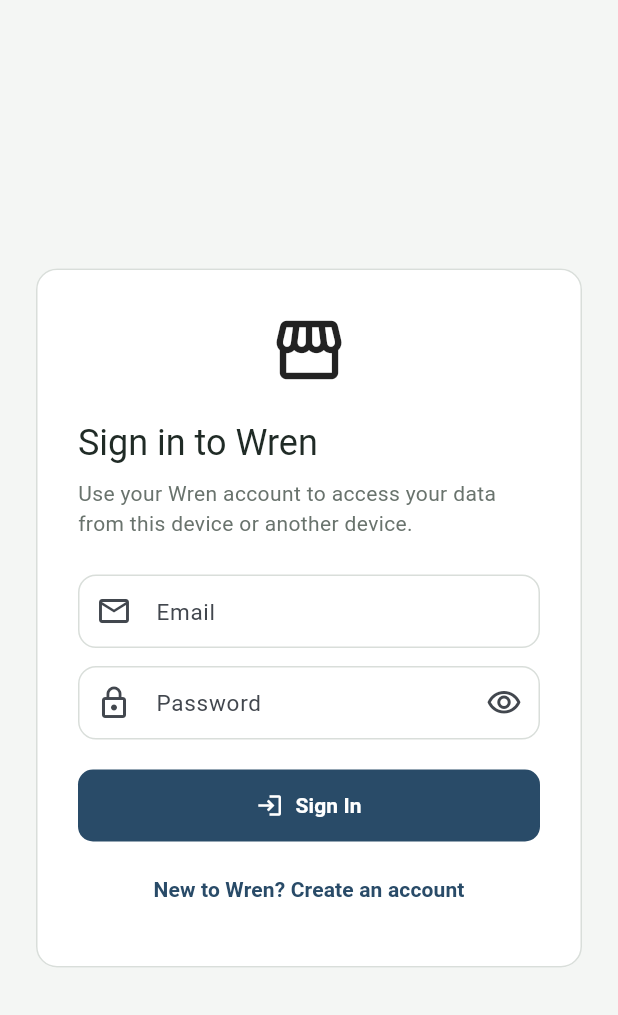
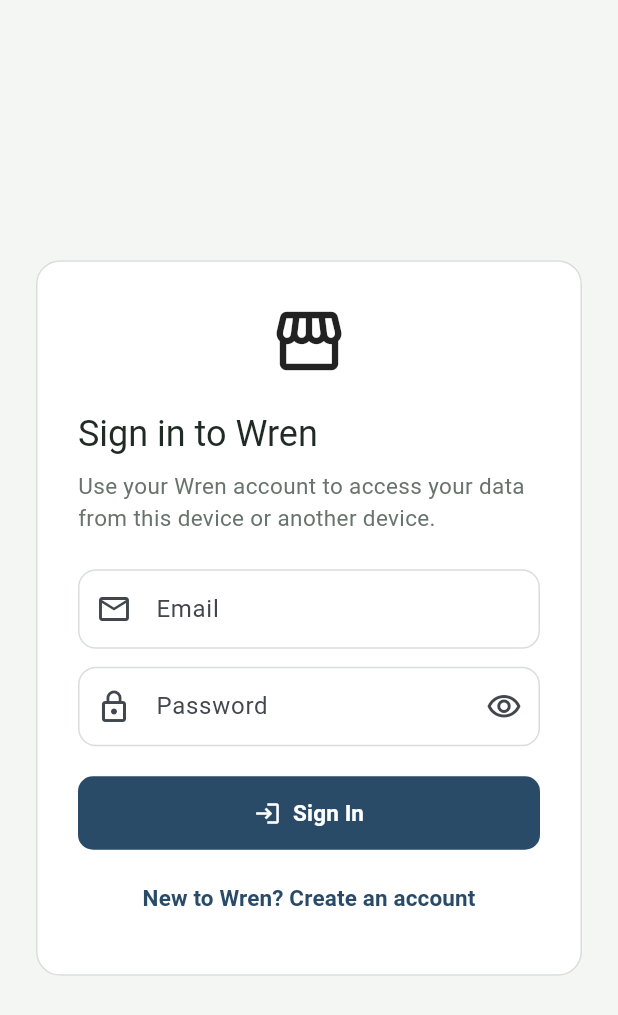
Before and after one commit to panashegwapedza/ASAM, a Flutter app: the screen it shows after launch, on a phone screen of 412 x 824 dp. Shown: the top 1015 px of the screen. Run offline on Flutter 3.47's test engine with Material 3 defaults, Android fonts, the phone set to English and light mode, and no system bars; our stand-ins replace supabase_flutter; accounts and stored records are empty; Roboto replaces fonts that are missing (Arial).

Commit message:
Polish Wren typography and component sizing

```diff
--- a/lib/app/theme/app_theme.dart
+++ b/lib/app/theme/app_theme.dart
@@ -28,27 +28,27 @@
       scaffoldBackgroundColor: canvas,
       fontFamily: 'Arial',
       textTheme: const TextTheme(
-        headlineLarge: TextStyle(fontSize: 32, fontWeight: FontWeight.w700, color: ink),
-        headlineMedium: TextStyle(fontSize: 28, fontWeight: FontWeight.w700, color: ink),
-        titleLarge: TextStyle(fontSize: 20, fontWeight: FontWeight.w700, color: ink),
-        titleMedium: TextStyle(fontSize: 16, fontWeight: FontWeight.w700, color: ink),
-        bodyLarge: TextStyle(fontSize: 15, color: ink),
-        bodyMedium: TextStyle(fontSize: 14, color: muted),
-        labelLarge: TextStyle(fontSize: 14, fontWeight: FontWeight.w700, color: ink),
+        headlineLarge: TextStyle(fontSize: 36, height: 1.08, fontWeight: FontWeight.w800, color: ink),
+        headlineMedium: TextStyle(fontSize: 30, height: 1.1, fontWeight: FontWeight.w800, color: ink),
+        titleLarge: TextStyle(fontSize: 22, height: 1.2, fontWeight: FontWeight.w800, color: ink),
+        titleMedium: TextStyle(fontSize: 17, height: 1.2, fontWeight: FontWeight.w700, color: ink),
+        bodyLarge: TextStyle(fontSize: 16, height: 1.45, color: ink),
+        bodyMedium: TextStyle(fontSize: 15, height: 1.4, color: muted),
+        labelLarge: TextStyle(fontSize: 15, fontWeight: FontWeight.w700, color: ink),
       ),
       cardTheme: CardThemeData(
         elevation: 0,
         margin: EdgeInsets.zero,
         color: Colors.white,
         shape: RoundedRectangleBorder(
-          borderRadius: BorderRadius.circular(14),
+          borderRadius: BorderRadius.circular(16),
           side: const BorderSide(color: line),
         ),
       ),
       inputDecorationTheme: InputDecorationTheme(
         filled: true,
         fillColor: Colors.white,
-        contentPadding: const EdgeInsets.symmetric(horizontal: 16, vertical: 13),
+        contentPadding: const EdgeInsets.symmetric(horizontal: 17, vertical: 15),
         border: OutlineInputBorder(
           borderRadius: BorderRadius.circular(12),
           borderSide: const BorderSide(color: line),
@@ -68,7 +68,7 @@
           backgroundColor: navy,
           foregroundColor: Colors.white,
           elevation: 0,
-          padding: const EdgeInsets.symmetric(horizontal: 18, vertical: 14),
+          padding: const EdgeInsets.symmetric(horizontal: 20, vertical: 15),
           shape: RoundedRectangleBorder(borderRadius: BorderRadius.circular(10)),
         ),
       ),
```
